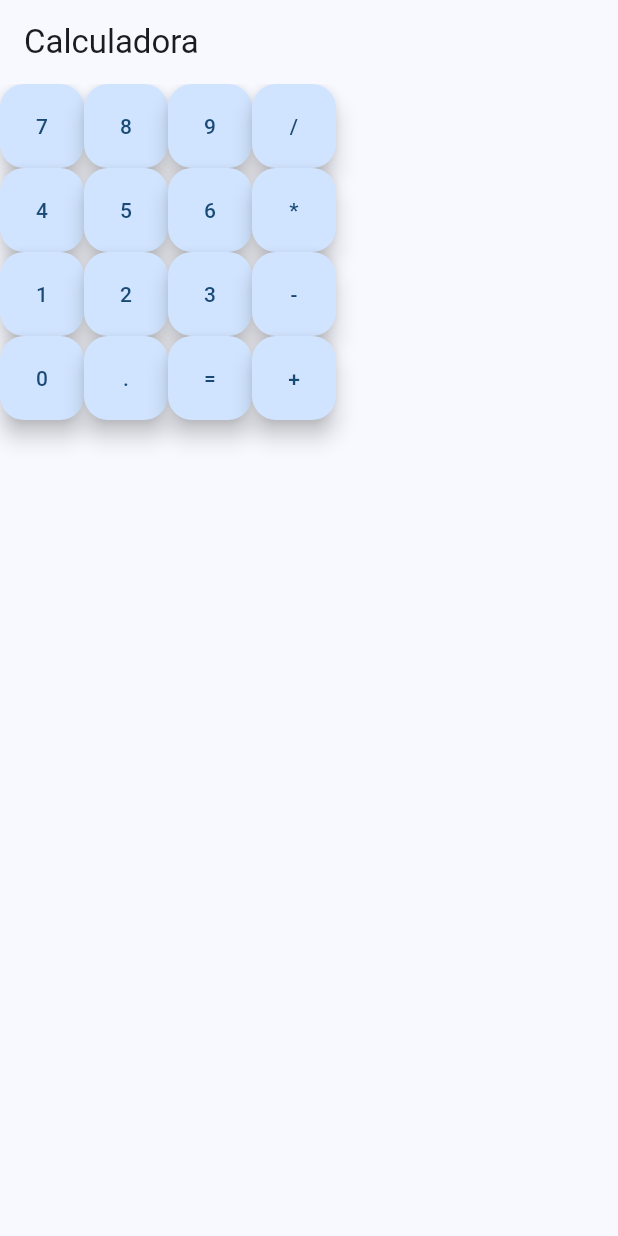
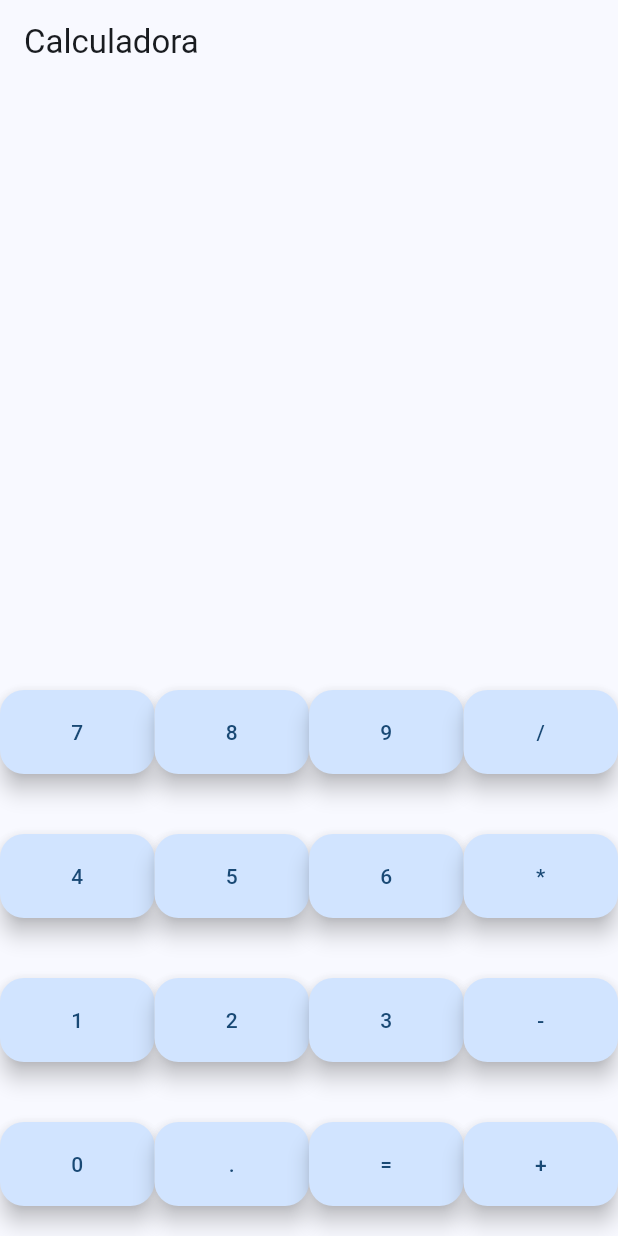
Before and after one commit to Brokenstarck/calculadora, a Flutter app: the screen it shows after launch, on a phone screen of 412 x 824 dp. Run offline on Flutter 3.47's test engine with Material 3 defaults, Android fonts, the phone set to English and light mode, and no system bars.

Commit message:
modified:   lib/home_screen.dart

```diff
--- a/lib/home_screen.dart
+++ b/lib/home_screen.dart
@@ -1,49 +1,66 @@
-
 import 'package:flutter/material.dart';
 
 class HomeScreen extends StatelessWidget {
-
   const HomeScreen({super.key});
 
   @override
   Widget build(BuildContext context) {
     return Scaffold(
       appBar: AppBar(
-        title: Text('Calculadora'),
+        title: const Text('Calculadora'),
       ),
       body: Column(
         children: [
-          Row(
+          const Expanded(
+            flex: 1,
+            child: SizedBox(),
+          ),
+          Expanded(
+            flex: 1,
+            child: Column(
               children: [
-              FloatingActionButton(onPressed: () {}, child: Text('7')),
-              FloatingActionButton(onPressed: () {}, child: Text('8')),
-              FloatingActionButton(onPressed: () {}, child: Text('9')),
-              FloatingActionButton(onPressed: () {}, child: Text('/')),
+                Expanded(
+                  child: Row(
+                    children: [
+                      Expanded(child: FloatingActionButton(onPressed: () {}, child: const Text('7'))),
+                      Expanded(child: FloatingActionButton(onPressed: () {}, child: const Text('8'))),
+                      Expanded(child: FloatingActionButton(onPressed: () {}, child: const Text('9'))),
+                      Expanded(child: FloatingActionButton(onPressed: () {}, child: const Text('/'))),
                     ],
                   ),
-          Row(
+                ),
+                Expanded(
+                  child: Row(
                     children: [
-              FloatingActionButton(onPressed: () {}, child: Text('4')),
-              FloatingActionButton(onPressed: () {}, child: Text('5')),
-              FloatingActionButton(onPressed: () {}, child: Text('6')),
-              FloatingActionButton(onPressed: () {}, child: Text('*')),
+                      Expanded(child: FloatingActionButton(onPressed: () {}, child: const Text('4'))),
+                      Expanded(child: FloatingActionButton(onPressed: () {}, child: const Text('5'))),
+                      Expanded(child: FloatingActionButton(onPressed: () {}, child: const Text('6'))),
+                      Expanded(child: FloatingActionButton(onPressed: () {}, child: const Text('*'))),
                     ],
                   ),
-          Row(
+                ),
+                Expanded(
+                  child: Row(
                     children: [
-              FloatingActionButton(onPressed: () {}, child: Text('1')),
-              FloatingActionButton(onPressed: () {}, child: Text('2')),
-              FloatingActionButton(onPressed: () {}, child: Text('3')),
-              FloatingActionButton(onPressed: () {}, child: Text('-')),
+                      Expanded(child: FloatingActionButton(onPressed: () {}, child: const Text('1'))),
+                      Expanded(child: FloatingActionButton(onPressed: () {}, child: const Text('2'))),
+                      Expanded(child: FloatingActionButton(onPressed: () {}, child: const Text('3'))),
+                      Expanded(child: FloatingActionButton(onPressed: () {}, child: const Text('-'))),
                     ],
                   ),
-          Row(
+                ),
+                Expanded(
+                  child: Row(
                     children: [
-              FloatingActionButton(onPressed: () {}, child: Text('0')),
-              FloatingActionButton(onPressed: () {}, child: Text('.')),
-              FloatingActionButton(onPressed: () {}, child: Text('=')),
-              FloatingActionButton(onPressed: () {}, child: Text('+')),
+                      Expanded(child: FloatingActionButton(onPressed: () {}, child: const Text('0'))),
+                      Expanded(child: FloatingActionButton(onPressed: () {}, child: const Text('.'))),
+                      Expanded(child: FloatingActionButton(onPressed: () {}, child: const Text('='))),
+                      Expanded(child: FloatingActionButton(onPressed: () {}, child: const Text('+'))),
                     ],
+                  ),
+                ),
+              ],
+            ),
           ),
         ],
       ),
```
Lines whose indentation alone changed are shown as unchanged.
